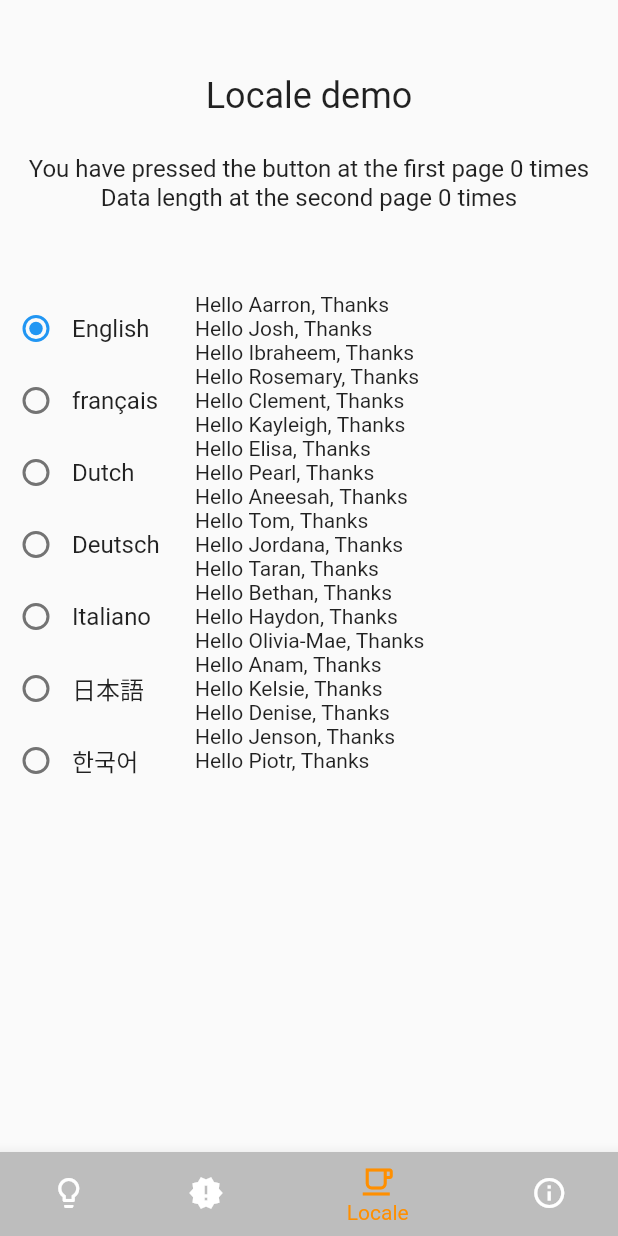
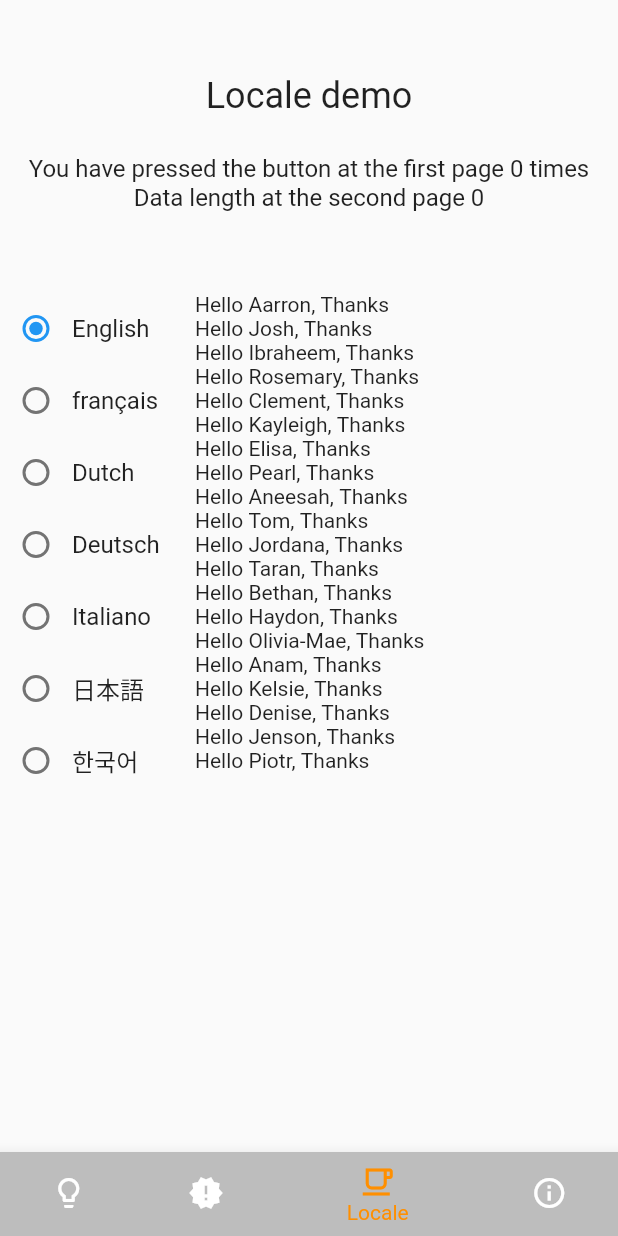
Before and after one commit to rob333/flutter_mediator_lite, a Flutter app: the screen it shows after launch, item 3 of the bottom bar chosen, on a phone screen of 412 x 824 dp. Run offline on Flutter 3.47's test engine with Material 2 defaults, Android fonts, the phone set to English and light mode, and no system bars; our stand-ins replace flutter_i18n, shared_preferences.

```diff
--- a/example/lib/pages/locale_page.dart
+++ b/example/lib/pages/locale_page.dart
@@ -31,7 +31,7 @@ class LocalePage extends StatelessWidget {
           ),
           globalConsume(
             () => Text(
-              'Data length at the second page ${data.value.length} times',
+              'Data length at the second page ${data.value.length}',
               style: const TextStyle(fontSize: 16),
             ),
           ),
--- a/example/pubspec.yaml
+++ b/example/pubspec.yaml
@@ -6,16 +6,16 @@ publish_to: "none" # Remove this line if you wish to publish to pub.dev
 version: 1.0.2
 
 environment:
-  sdk: ">=2.12.0 <3.0.0"
+  sdk: ">=2.12.0 <4.0.0"
 
 dependencies:
   cupertino_icons: ^1.0.2
   flutter:
     sdk: flutter
-  flutter_i18n: ^0.31.1
+  flutter_i18n: ^0.33.0
   flutter_mediator_lite:
     path: ../
-  shared_preferences: ^2.0.13
+  shared_preferences: ^2.1.1
 
 dev_dependencies:
   flutter_lints: ^2.0.1
--- a/lib/mediator.dart
+++ b/lib/mediator.dart
@@ -1,5 +1,3 @@
-library flutter_mediator_lite;
-
 export 'mediator/assert.dart';
 export 'mediator/global.dart';
 export 'mediator/host.dart';
--- a/lib/mediator/global.dart
+++ b/lib/mediator/global.dart
@@ -18,15 +18,10 @@ Rx<T> globalWatch<T>(T v, {Object? tag}) {
   if (tag == null) {
     if (!_globalWatchedVar.containsKey(T)) {
       _globalWatchedVar[T] = rx;
-      // assert(() {
-      //   print('Info: Global watched variable of Type: $T');
-      //   return true;
-      // }());
     }
     /*
     else {
       assert(() {
-        print('Info: Global watched variable of Type: $T already exists.');
         print(
             'If the watched variable would be used across files, please use the [tag] parameter.');
         return true;
--- a/lib/mediator/host.dart
+++ b/lib/mediator/host.dart
@@ -55,7 +55,8 @@ class Host extends StatefulWidget {
   }
 
   @override
-  _HostState createState() => _HostState(child);
+  // ignore: no_logic_in_create_state
+  State<Host> createState() => _HostState(child);
 }
 
 class _HostState extends State<Host> {
--- a/lib/mediator/rx/rx_impl.dart
+++ b/lib/mediator/rx/rx_impl.dart
@@ -150,10 +150,11 @@ class RxImpl<T> {
   /// is to `touch()` the watched variable itself first and then
   /// `globalConsume(() => widget)`.
   Widget consume(Widget Function() create, {Key? key}) {
-    final wrapFn = () {
+    wrapFn() {
       touch();
       return create();
-    };
+    }
+
     return globalConsume(wrapFn, key: key);
   }
 
--- a/pubspec.yaml
+++ b/pubspec.yaml
@@ -4,8 +4,8 @@ version: 1.0.3
 homepage: https://github.com/rob333/flutter_mediator_lite
 
 environment:
-  sdk: ">=2.14.0 <3.0.0"
-  flutter: ">=2.8.0"
+  sdk: ">=2.14.0 <4.0.0"
+  flutter: ">=3.0.0"
 
 dependencies:
   flutter:
```
Also changed, not shown: analysis_options.yaml (+1 -239 lines), 2 other files.
